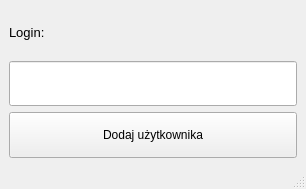
Qt form src/ui_include/addnewuserwindow.ui (bachanekkamil/ZPR) before a commit.
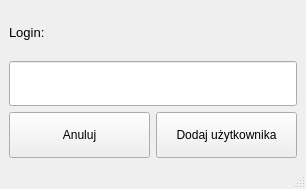
The same form after that commit.

```diff
--- a/src/ui_include/addnewuserwindow.ui
+++ b/src/ui_include/addnewuserwindow.ui
@@ -38,6 +38,21 @@
      </widget>
     </item>
     <item>
+     <layout class="QHBoxLayout" name="horizontalLayout">
+      <item>
+       <widget class="QPushButton" name="pushButtonCancel">
+        <property name="sizePolicy">
+         <sizepolicy hsizetype="Minimum" vsizetype="Preferred">
+          <horstretch>0</horstretch>
+          <verstretch>0</verstretch>
+         </sizepolicy>
+        </property>
+        <property name="text">
+         <string>Anuluj</string>
+        </property>
+       </widget>
+      </item>
+      <item>
      <widget class="QPushButton" name="pushButtonAddNewUser">
       <property name="sizePolicy">
        <sizepolicy hsizetype="Minimum" vsizetype="Preferred">
@@ -49,6 +64,8 @@
        <string>Dodaj użytkownika</string>
       </property>
      </widget>
+      </item>
+     </layout>
     </item>
    </layout>
   </widget>
```
Lines whose indentation alone changed are shown as unchanged.
